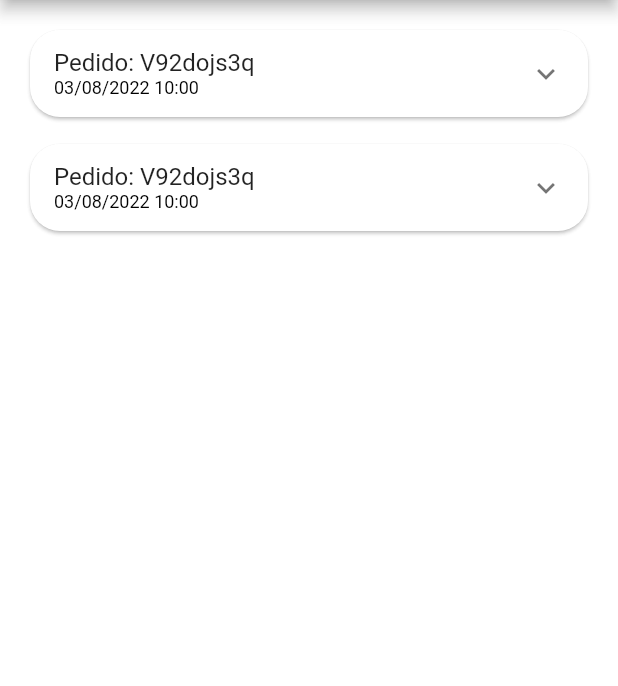
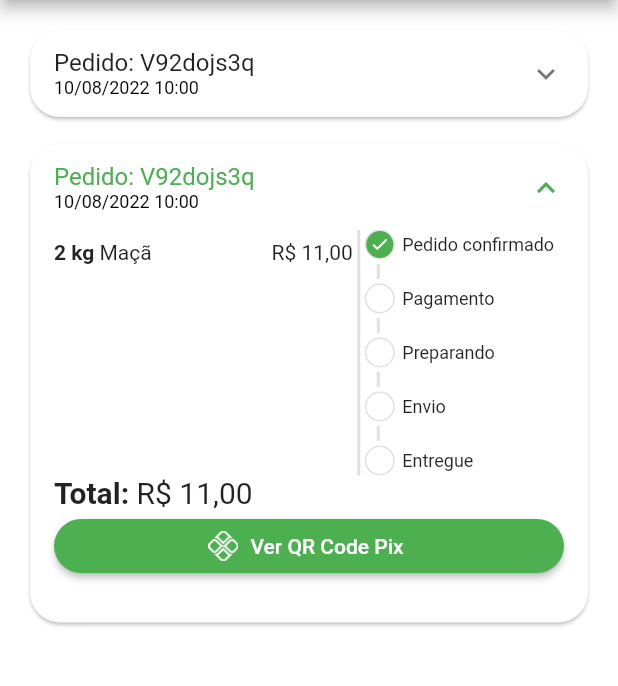
Before and after one commit to KaueSena01/GreenGrocer_Course, a Flutter app: the OrdersTab screen opened directly, on a phone screen of 412 x 824 dp, the part 84-770 px from its top. Run offline on Flutter 3.47's test engine with Material 2 defaults, Android fonts, the phone set to English and light mode, and no system bars; our stand-ins replace animated_text_kit, badges, mask_text_input_formatter, qr_flutter.

Commit message:
feature: Melhoria na página de pedidos

```diff
--- a/lib/src/config/app_data.dart
+++ b/lib/src/config/app_data.dart
@@ -104,9 +104,9 @@ UserModel user = UserModel(
 List<OrderModel> orders = [
   OrderModel(
     id: 'V92dojs3q',
-    cratedDateTime: DateTime.parse('2022-08-03 10:00:10.458'),
-    overdueDateTime: DateTime.parse('2022-08-03 11:00:10.458'),
-    status: 'pending_payment',
+    cratedDateTime: DateTime.parse('2022-08-10 10:00:10.458'),
+    overdueDateTime: DateTime.parse('2022-08-19 11:00:10.458'),
+    status: 'preparing_purchase',
     copyAndPaste: 'asd6a54dauhew923',
     total: 11.0,
     items: [
@@ -119,8 +119,8 @@ List<OrderModel> orders = [
 
   OrderModel(
     id: 'V92dojs3q',
-    cratedDateTime: DateTime.parse('2022-08-03 10:00:10.458'),
-    overdueDateTime: DateTime.parse('2022-08-03 11:00:10.458'),
+    cratedDateTime: DateTime.parse('2022-08-10 10:00:10.458'),
+    overdueDateTime: DateTime.parse('2022-08-19 11:00:10.458'),
     status: 'pending_payment',
     copyAndPaste: 'asd6a54dauhew923',
     total: 11.0,
--- /dev/null
+++ b/lib/src/pages/orders/components/order_status_widget.dart
@@ -0,0 +1,125 @@
+import 'package:flutter/material.dart';
+import 'package:greengrocer_course/src/config/custom_colors.dart';
+
+class OrderStatusWidgets extends StatelessWidget {
+
+  final String status;
+  final bool isOverdue;
+
+  final Map<String, int> allStatus = <String, int>{
+    'pending_payment': 0,
+    'refunded': 1,
+    'paid': 2,
+    'preparing_purchase': 3,
+    'shipping': 4,
+    'delivered': 5,
+  };
+
+  int get currentStatus => allStatus[status]!;
+
+  OrderStatusWidgets({
+    Key? key,
+    required this.status,
+    required this.isOverdue
+  }) : super(key: key);
+
+  @override
+  Widget build(BuildContext context) {
+    return Column(
+      crossAxisAlignment: CrossAxisAlignment.start,
+      children: [
+        const _StatusDot(
+          isActive: true,
+          title: 'Pedido confirmado'
+        ),
+        const _CustomDivider(),
+        if(currentStatus == 1) ...[
+          const _StatusDot(
+            isActive: true,
+            title: 'Pix estornado',
+            backgroundColor: Colors.orange,
+          )
+        ] else if(isOverdue) ...[
+          _StatusDot(
+            isActive: true,
+            title: 'Pagamento Pix vencido',
+            backgroundColor: CustomColors.customContrastColor,
+          )
+        ] else ...[
+          _StatusDot(
+            isActive: currentStatus >= 2,
+            title: 'Pagamento'
+          ),
+          const _CustomDivider(),
+          _StatusDot(
+            isActive: currentStatus >= 3,
+            title: 'Preparando'
+          ),
+          const _CustomDivider(),
+          _StatusDot(
+            isActive: currentStatus >= 4,
+            title: 'Envio'
+          ),
+          const _CustomDivider(),
+          _StatusDot(
+            isActive: currentStatus == 5,
+            title: 'Entregue'
+          ),
+        ]
+      ],
+    );
+  }
+}
+
+class _CustomDivider extends StatelessWidget {
+  const _CustomDivider({ Key? key }) : super(key: key);
+
+  @override
+  Widget build(BuildContext context) {
+    return Container(
+      margin: const EdgeInsets.symmetric(horizontal: 8, vertical: 3),
+      height: 10,
+      width: 2,
+      color: Colors.grey.shade300,
+    );
+  }
+}
+
+class _StatusDot extends StatelessWidget {
+
+  final bool isActive;
+  final String title;
+  final Color? backgroundColor;
+
+  const _StatusDot({
+    Key? key,
+    required this.isActive,
+    required this.title,
+    this.backgroundColor
+  }) : super(key: key);
+
+  @override
+  Widget build(BuildContext context) {
+    return Row(
+      children: [
+        Container(
+          alignment: Alignment.center,
+          height: 20,
+          width: 20,
+          decoration: BoxDecoration(
+            shape: BoxShape.circle,
+            border: Border.all(
+              color: Colors.grey.shade300
+            ),
+            color: isActive ? backgroundColor ?? CustomColors.customPrimaryColor : Colors.transparent
+          ),
+          child: isActive ? const Icon(Icons.check, size: 13, color: Colors.white) : const SizedBox.shrink(),
+        ),
+        const SizedBox(width: 5),
+        Expanded(
+          child: Text(title, style: const TextStyle(fontSize: 12))
+        )
+      ],
+    );
+  }
+}
--- a/lib/src/pages/orders/components/order_tile.dart
+++ b/lib/src/pages/orders/components/order_tile.dart
@@ -1,5 +1,7 @@
 import 'package:flutter/material.dart';
 import 'package:greengrocer_course/src/models/order_model.dart';
+import 'package:greengrocer_course/src/pages/common_widgets/payment_dialog.dart';
+import 'package:greengrocer_course/src/pages/orders/components/order_status_widget.dart';
 import 'package:greengrocer_course/src/services/utils_services.dart';
 
 class OrderTile extends StatelessWidget {
@@ -22,6 +24,8 @@ class OrderTile extends StatelessWidget {
       child: Theme(
         data: Theme.of(context).copyWith(dividerColor: Colors.transparent),
         child: ExpansionTile(
+          expandedCrossAxisAlignment: CrossAxisAlignment.start,
+          initiallyExpanded: order.status == 'pending_payment',
           title: Column(
             crossAxisAlignment: CrossAxisAlignment.start,
             mainAxisSize: MainAxisSize.min,
@@ -32,10 +36,7 @@ class OrderTile extends StatelessWidget {
           ),
           childrenPadding: const EdgeInsets.fromLTRB(16, 0, 16, 16),
           children: [
-            SizedBox(
-              height: 100,
-              child: _OrderItemWidget(order: order, utilServices: utilServices),
-            )
+            _OrderItemWidget(order: order, utilServices: utilServices)
           ],
         ),
       ),
@@ -57,10 +58,16 @@ class _OrderItemWidget extends StatelessWidget {
   Widget build(BuildContext context) {
     return Padding(
       padding: const EdgeInsets.only(bottom: 10.0),
+      child: Column(
+        crossAxisAlignment: CrossAxisAlignment.stretch,
+        children: [
+          IntrinsicHeight(
             child: Row(
               children: [
                 Expanded(
                   flex: 3,
+                  child: SizedBox(
+                    height: 150,
                     child: ListView(
                       children: order.items.map((orderItem) {
                         return Row(
@@ -73,11 +80,55 @@ class _OrderItemWidget extends StatelessWidget {
                           ],
                         );
                       }).toList(),
+                    ),
                   )
+                ),
+                VerticalDivider(
+                  color: Colors.grey.shade300,
+                  thickness: 2,
+                  width: 8,
                 ),
                 Expanded(
                   flex: 2,
-            child: Container()
+                  child: OrderStatusWidgets(
+                    status: order.status,
+                    isOverdue: order.overdueDateTime.isBefore(DateTime.now()),
+                  )
+                )
+              ],
+            ),
+          ),
+          Text.rich(
+            TextSpan(
+              style: const TextStyle(fontSize: 20),
+              children: [
+                const TextSpan(text: 'Total: ', style: const TextStyle(fontWeight: FontWeight.bold)),
+                TextSpan(text: utilServices.priceToCurrency(order.total))
+              ]
+            ),
+          ),
+          Visibility(
+            visible: order.status == 'pending_payment',
+            // replacement: , Outro Widget para apresentar
+            child: ElevatedButton.icon(
+              style: ElevatedButton.styleFrom(
+                shape: RoundedRectangleBorder(
+                  borderRadius: BorderRadius.circular(20)
+                )
+              ),
+              onPressed: () {
+                showDialog(
+                  context: context,
+                  builder: (_) {
+                    return PaymentDialog(
+                      order: order,
+                    );
+                  }
+                );
+              },
+              icon: Image.asset('assets/app_images/pix.png', height: 20),
+              label: const Text('Ver QR Code Pix')
+            ),
           )
         ],
       ),
--- a/pubspec.yaml
+++ b/pubspec.yaml
@@ -38,6 +38,7 @@ dependencies:
   mask_text_input_formatter: ^2.0.0
   badges: ^2.0.1
   intl: ^0.17.0
+  qr_flutter: ^4.0.0
 
 dev_dependencies:
   flutter_test:
@@ -64,6 +65,7 @@ flutter:
   # To add assets to your application, add an assets section, like this:
   assets:
     - assets/fruits/
+    - assets/app_images/
   #   - images/a_dot_ham.jpeg
 
   # An image asset can refer to one or more resolution-specific "variants", see
```
Also changed, not shown: lib/src/pages/cart/cart_tab.dart (+11 -1 lines), lib/src/pages/common_widgets/payment_dialog.dart (added, +78 -0 lines), assets/app_images/pix.png (added), pubspec.lock. Lines whose indentation alone changed are shown as unchanged.
